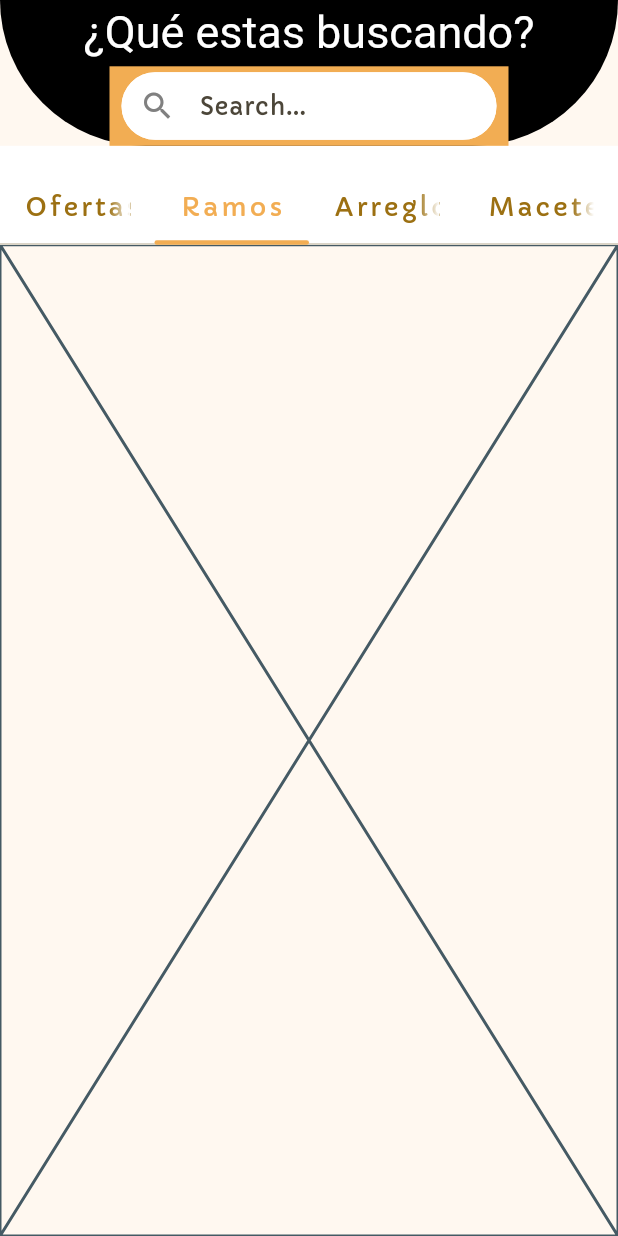
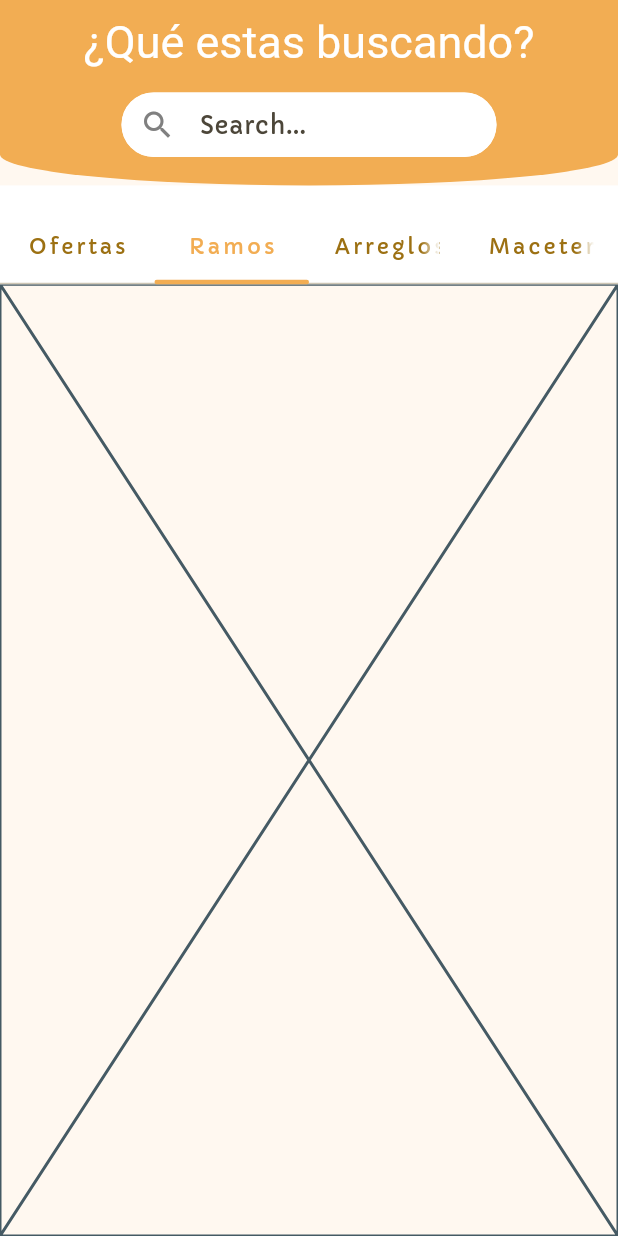
Before and after one commit to UzielTzab/L_Art_Garden_Mobil, a Flutter app: the FlowerMain screen opened directly, tab 2 chosen, on a phone screen of 412 x 824 dp. Run offline on Flutter 3.47's test engine with Material 3 defaults, Android fonts, the phone set to English and light mode, and no system bars; our stand-ins replace carousel_slider, dots_indicator; network calls fail; Roboto replaces fonts that are missing (flower sun); project files that could hold a hidden picture were left out.

Commit message:
appBar finalizado como el figma pero sin una imagen de fondo

```diff
--- a/lib/Screens/Home/Main_Store/FlowersMain.dart
+++ b/lib/Screens/Home/Main_Store/FlowersMain.dart
@@ -22,10 +22,11 @@ class _FlowerMainState extends State<FlowerMain> {
           length: 4,
           child: Scaffold(
             appBar: AppBar(
+              toolbarHeight: MediaQuery.of(context).size.height * 0.1,
               shape: const RoundedRectangleBorder(
                 borderRadius: BorderRadius.vertical(
-                  bottom: Radius.circular(
-                      1000), // Ajusta el radio de la esquina inferior
+                  bottom: Radius.elliptical(
+                      1000, 100), // Ajusta el radio de la esquina inferior
                 ),
               ),
               title: const Center(
@@ -38,21 +39,23 @@ class _FlowerMainState extends State<FlowerMain> {
                 ),
               ),
               automaticallyImplyLeading: false,
-              backgroundColor: Colors.black,
+              backgroundColor: baseColor,
               bottom: PreferredSize(
                 preferredSize:
                     Size.fromHeight(MediaQuery.of(context).size.height * 0.05),
                 child: Container(
-                  decoration: const BoxDecoration(color: baseColor),
+                  decoration: BoxDecoration(color: baseColor.withAlpha(0)),
                   child: Column(
                     children: [
                       Padding(
                         padding: const EdgeInsets.symmetric(
                             horizontal: 8.0,
                             vertical: 4.0), // Ajusta el relleno
+                        child: Padding(
+                          padding: const EdgeInsets.only(bottom: 15),
                           child: SizedBox(
                             width: 250,
-                          height: 45, // Ajusta la altura del TextField
+                            height: 43, // Ajusta la altura del TextField
                             child: TextField(
                               style: const TextStyle(color: grayColor),
                               decoration: InputDecoration(
@@ -76,6 +79,7 @@ class _FlowerMainState extends State<FlowerMain> {
                                 enabledBorder: OutlineInputBorder(
                                   borderRadius: BorderRadius.circular(40.0),
                                   borderSide: BorderSide(color: whiteColor),
+                                ),
                               ),
                             ),
                           ),
@@ -107,7 +111,7 @@ class _FlowerMainState extends State<FlowerMain> {
                             .tab, // Ajusta el tamaño del indicador
                         indicatorPadding: const EdgeInsets.only(top: 45),
                         labelStyle: const TextStyle(
-                            fontSize: 17,
+                            fontSize: 14,
                             letterSpacing: 2,
                             fontFamily: 'Capri'),
                         labelColor:
```
Lines whose indentation alone changed are shown as unchanged.
